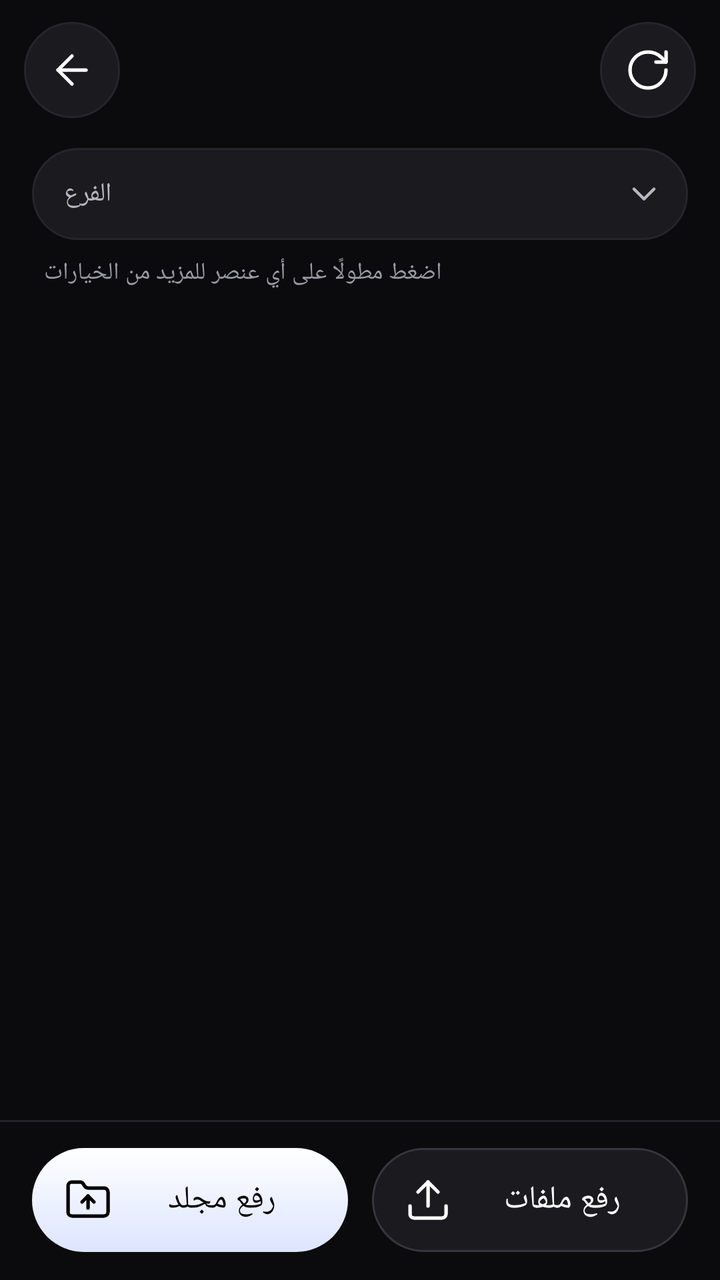
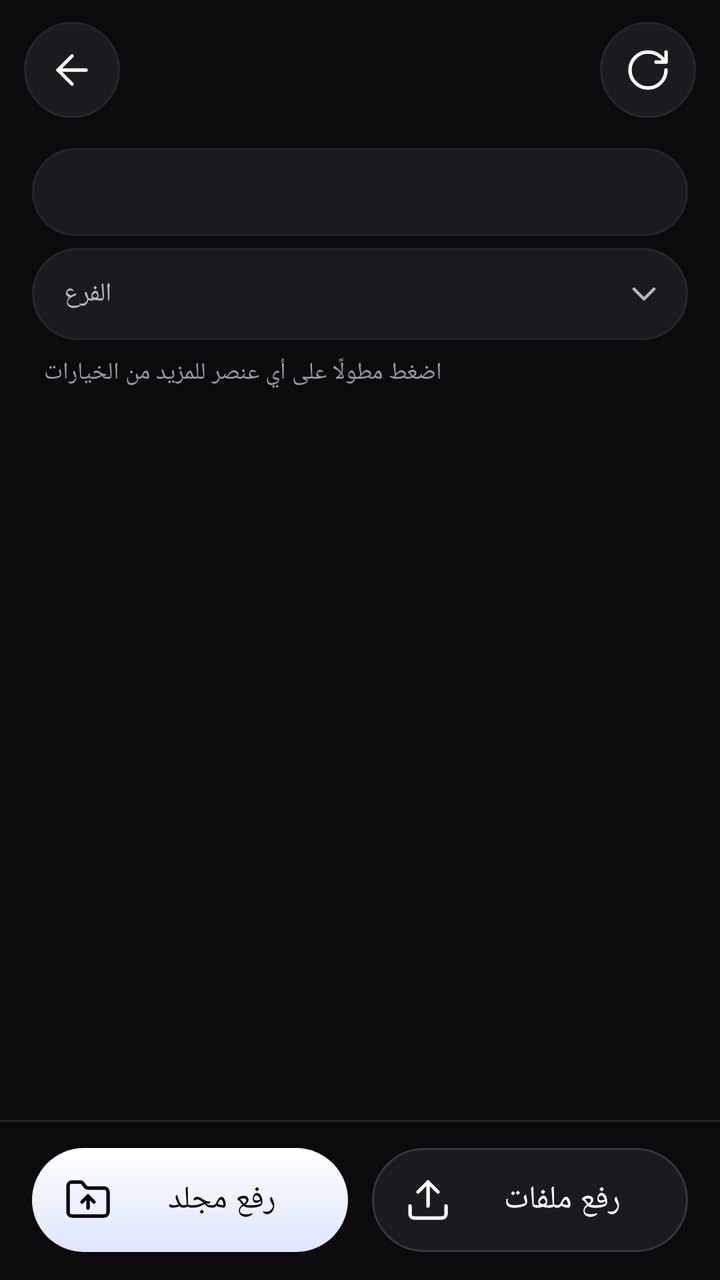

Two renders of the same Android screen: before a commit and after it. Below are the layout's source before the change and the commit's diff.
<!-- AndroidManifest.xml: application theme AppTheme -->
<!-- res/layout/activity_browser.xml -->
<?xml version="1.0" encoding="utf-8"?>
<LinearLayout xmlns:android="http://schemas.android.com/apk/res/android"
    android:layout_width="match_parent"
    android:layout_height="match_parent"
    android:background="?attr/cBg"
    android:orientation="vertical">

    <include layout="@layout/view_header" />

    <LinearLayout
        android:id="@+id/branchBox"
        android:layout_width="match_parent"
        android:layout_height="wrap_content"
        android:layout_marginStart="16dp"
        android:layout_marginTop="6dp"
        android:layout_marginEnd="16dp"
        android:background="@drawable/bg_card_ripple"
        android:gravity="center_vertical"
        android:orientation="horizontal"
        android:paddingStart="16dp"
        android:paddingEnd="12dp">

        <TextView
            android:layout_width="wrap_content"
            android:layout_height="wrap_content"
            android:text="@string/branch_label"
            android:textColor="?attr/cTextSecondary"
            android:textSize="13sp" />

        <Spinner
            android:id="@+id/branchSpinner"
            android:layout_width="0dp"
            android:layout_height="46dp"
            android:layout_marginStart="8dp"
            android:layout_weight="1"
            android:background="@null"
            android:popupBackground="@drawable/bg_popup" />

        <ImageView
            android:layout_width="20dp"
            android:layout_height="20dp"
            android:importantForAccessibility="no"
            android:src="@drawable/ic_expand"
            android:tint="?attr/cTextSecondary" />
    </LinearLayout>

    
    <LinearLayout
        android:id="@+id/hintRow"
        android:layout_width="match_parent"
        android:layout_height="wrap_content"
        android:gravity="center_vertical"
        android:orientation="horizontal"
        android:paddingStart="22dp"
        android:paddingTop="8dp"
        android:paddingEnd="16dp"
        android:paddingBottom="4dp">

        <TextView
            android:id="@+id/hintText"
            android:layout_width="0dp"
            android:layout_height="wrap_content"
            android:layout_weight="1"
            android:text="@string/long_press_hint"
            android:textAlignment="viewStart"
            android:textColor="?attr/cTextHint"
            android:textSize="12sp" />
    </LinearLayout>

    <HorizontalScrollView
        android:id="@+id/toolsScroll"
        android:layout_width="match_parent"
        android:layout_height="wrap_content"
        android:clipToPadding="false"
        android:paddingStart="16dp"
        android:paddingTop="2dp"
        android:paddingEnd="16dp"
        android:paddingBottom="4dp"
        android:scrollbars="none">

        <LinearLayout
            android:id="@+id/toolsRow"
            android:layout_width="wrap_content"
            android:layout_height="wrap_content"
            android:orientation="horizontal" />
    </HorizontalScrollView>

    <EditText
        android:id="@+id/searchBox"
        android:layout_width="match_parent"
        android:layout_height="wrap_content"
        android:layout_marginStart="16dp"
        android:layout_marginTop="4dp"
        android:layout_marginEnd="16dp"
        android:layout_marginBottom="4dp"
        android:background="@drawable/bg_input"
        android:drawableStart="@drawable/ic_search"
        android:drawablePadding="12dp"
        android:drawableTint="?attr/cTextHint"
        android:hint="@string/bs_search_hint"
        android:importantForAutofill="no"
        android:inputType="text"
        android:maxLines="1"
        android:paddingStart="18dp"
        android:paddingTop="12dp"
        android:paddingEnd="18dp"
        android:paddingBottom="12dp"
        android:textColor="?attr/cTextPrimary"
        android:textColorHint="?attr/cTextHint"
        android:textSize="15sp"
        android:visibility="gone" />

    
    <LinearLayout
        android:id="@+id/selBar"
        android:layout_width="match_parent"
        android:layout_height="wrap_content"
        android:layout_marginStart="14dp"
        android:layout_marginTop="8dp"
        android:layout_marginEnd="14dp"
        android:background="@drawable/bg_selbar"
        android:gravity="center_vertical"
        android:orientation="horizontal"
        android:paddingStart="6dp"
        android:paddingTop="4dp"
        android:paddingEnd="12dp"
        android:paddingBottom="4dp"
        android:visibility="gone">

        <ImageButton
            android:id="@+id/selClose"
            style="@style/IconButton"
            android:layout_width="40dp"
            android:layout_height="40dp"
            android:contentDescription="@string/sel_close"
            android:src="@drawable/ic_cancel" />

        <TextView
            android:id="@+id/selCount"
            android:layout_width="0dp"
            android:layout_height="wrap_content"
            android:layout_marginStart="8dp"
            android:layout_weight="1"
            android:singleLine="true"
            android:textAlignment="viewStart"
            android:textColor="?attr/cTextPrimary"
            android:textSize="15sp"
            android:textStyle="bold" />

        <TextView
            android:id="@+id/selAll"
            android:layout_width="wrap_content"
            android:layout_height="wrap_content"
            android:background="@drawable/bg_pill_neutral"
            android:paddingStart="14dp"
            android:paddingTop="8dp"
            android:paddingEnd="14dp"
            android:paddingBottom="8dp"
            android:singleLine="true"
            android:text="@string/select_all"
            android:textColor="?attr/cAccentText"
            android:textSize="13sp"
            android:textStyle="bold" />
    </LinearLayout>

    <FrameLayout
        android:layout_width="match_parent"
        android:layout_height="0dp"
        android:layout_weight="1">

        <ListView
            android:id="@+id/list"
            android:layout_width="match_parent"
            android:layout_height="match_parent"
            android:clipToPadding="false"
            android:divider="@null"
            android:dividerHeight="0dp"
            android:listSelector="@android:color/transparent"
            android:paddingTop="4dp"
            android:paddingBottom="16dp"
            android:scrollbars="none" />

        <GridView
            android:id="@+id/grid"
            android:layout_width="match_parent"
            android:layout_height="match_parent"
            android:clipToPadding="false"
            android:columnWidth="104dp"
            android:horizontalSpacing="2dp"
            android:listSelector="@android:color/transparent"
            android:numColumns="auto_fit"
            android:paddingStart="10dp"
            android:paddingTop="4dp"
            android:paddingEnd="10dp"
            android:paddingBottom="16dp"
            android:scrollbars="none"
            android:stretchMode="columnWidth"
            android:verticalSpacing="2dp"
            android:visibility="gone" />

        <TextView
            android:id="@+id/empty"
            android:layout_width="match_parent"
            android:layout_height="wrap_content"
            android:layout_gravity="center"
            android:gravity="center"
            android:padding="32dp"
            android:text="@string/empty_folder"
            android:textColor="?attr/cTextHint"
            android:textSize="15sp"
            android:visibility="gone" />
    </FrameLayout>

    <LinearLayout
        android:id="@+id/uploadBar"
        android:layout_width="match_parent"
        android:layout_height="wrap_content"
        android:background="@drawable/bg_bottom_bar"
        android:orientation="horizontal"
        android:paddingStart="16dp"
        android:paddingTop="14dp"
        android:paddingEnd="16dp"
        android:paddingBottom="14dp">

        <Button
            android:id="@+id/btnFolder"
            style="@style/BtnPrimary"
            android:layout_width="0dp"
            android:layout_height="wrap_content"
            android:layout_marginEnd="6dp"
            android:layout_weight="1"
            android:drawableStart="@drawable/ic_folder_up"
            android:drawablePadding="8dp"
            android:drawableTint="?attr/cOnAccent"
            android:paddingStart="16dp"
            android:paddingEnd="16dp"
            android:text="@string/upload_folder" />

        <Button
            android:id="@+id/btnFiles"
            style="@style/BtnSecondary"
            android:layout_width="0dp"
            android:layout_height="wrap_content"
            android:layout_marginStart="6dp"
            android:layout_weight="1"
            android:drawableStart="@drawable/ic_upload"
            android:drawablePadding="8dp"
            android:drawableTint="?attr/cTextPrimary"
            android:paddingStart="16dp"
            android:paddingEnd="16dp"
            android:text="@string/upload_files" />
    </LinearLayout>
    
    <LinearLayout
        android:id="@+id/deleteBar"
        android:layout_width="match_parent"
        android:layout_height="wrap_content"
        android:background="@drawable/bg_bottom_bar"
        android:orientation="horizontal"
        android:paddingStart="16dp"
        android:paddingTop="14dp"
        android:paddingEnd="16dp"
        android:paddingBottom="14dp"
        android:visibility="gone">

        <Button
            android:id="@+id/btnDownloadSel"
            style="@style/BtnPrimary"
            android:layout_width="0dp"
            android:layout_height="wrap_content"
            android:layout_marginEnd="10dp"
            android:layout_weight="1"
            android:drawableStart="@drawable/ic_download"
            android:drawablePadding="8dp"
            android:drawableTint="?attr/cOnAccent"
            android:paddingStart="16dp"
            android:paddingEnd="16dp"
            android:textColor="?attr/cOnAccent" />

        <Button
            android:id="@+id/btnDeleteSel"
            style="@style/BtnPrimary"
            android:layout_width="0dp"
            android:layout_height="wrap_content"
            android:layout_weight="1"
            android:background="@drawable/btn_danger"
            android:drawableStart="@drawable/ic_delete"
            android:drawablePadding="8dp"
            android:drawableTint="?attr/cOnAccent"
            android:paddingStart="16dp"
            android:paddingEnd="16dp"
            android:textColor="?attr/cOnAccent" />
    </LinearLayout>
</LinearLayout>
<!-- res/layout/view_header.xml (included above) -->
<?xml version="1.0" encoding="utf-8"?>
<LinearLayout xmlns:android="http://schemas.android.com/apk/res/android"
    xmlns:app="http://schemas.android.com/apk/res-auto"
    android:layout_width="match_parent"
    android:layout_height="wrap_content"
    android:background="@drawable/bg_header"
    android:gravity="center_vertical"
    android:minHeight="68dp"
    android:orientation="horizontal"
    android:paddingStart="12dp"
    android:paddingTop="10dp"
    android:paddingEnd="12dp"
    android:paddingBottom="8dp">

    <ImageButton
        android:id="@+id/btnBack"
        style="@style/IconButton"
        android:contentDescription="@string/back"
        android:src="@drawable/ic_back" />

    <LinearLayout
        android:layout_width="0dp"
        android:layout_height="wrap_content"
        android:layout_weight="1"
        android:gravity="center_horizontal"
        android:orientation="vertical"
        android:paddingStart="8dp"
        android:paddingEnd="8dp">

        <TextView
            android:id="@+id/title"
            android:layout_width="match_parent"
            android:layout_height="wrap_content"
            android:ellipsize="end"
            android:fontFamily="serif"
            android:gravity="center"
            android:maxLines="1"
            android:textColor="?attr/cTextPrimary"
            android:textSize="20sp"
            app:autoSizeMaxTextSize="20sp"
            app:autoSizeMinTextSize="14sp"
            app:autoSizeStepGranularity="1sp"
            app:autoSizeTextType="uniform" />

        <TextView
            android:id="@+id/subtitle"
            android:layout_width="match_parent"
            android:layout_height="wrap_content"
            android:layout_marginTop="1dp"
            android:ellipsize="middle"
            android:gravity="center"
            android:singleLine="true"
            android:textColor="?attr/cTextSecondary"
            android:textSize="12sp" />
    </LinearLayout>

    <ImageButton
        android:id="@+id/btnA1"
        style="@style/IconButton"
        android:layout_marginEnd="6dp"
        android:visibility="gone" />

    <ImageButton
        android:id="@+id/btnA2"
        style="@style/IconButton"
        android:layout_marginEnd="6dp"
        android:visibility="gone" />

    <ImageButton
        android:id="@+id/btnA3"
        style="@style/IconButton"
        android:layout_marginEnd="6dp"
        android:visibility="gone" />

    <FrameLayout
        android:layout_width="wrap_content"
        android:layout_height="wrap_content">

        <ImageButton
            android:id="@+id/btnRefresh"
            style="@style/IconButton"
            android:contentDescription="@string/refresh"
            android:src="@drawable/ic_refresh" />

        
        <com.ghmanager.app.IosSpinner
            android:id="@+id/loading"
            android:layout_width="48dp"
            android:layout_height="48dp"
            android:visibility="invisible" />
    </FrameLayout>
</LinearLayout>
<!-- resources referenced by this layout -->
<resources>
  <!-- drawable bg_header (drawable) -->
  <?xml version="1.0" encoding="utf-8"?>
  <shape xmlns:android="http://schemas.android.com/apk/res/android" android:shape="rectangle">
      <solid android:color="?attr/cBg" />
  </shape>
  <!-- drawable bg_pill_neutral (drawable) -->
  <?xml version="1.0" encoding="utf-8"?>
  <shape xmlns:android="http://schemas.android.com/apk/res/android" android:shape="rectangle">
      <solid android:color="?attr/cNeutralSoft" />
      <corners android:radius="@dimen/radius_pill" />
  </shape>
  <!-- drawable bg_popup (drawable) -->
  <?xml version="1.0" encoding="utf-8"?>
  <shape xmlns:android="http://schemas.android.com/apk/res/android" android:shape="rectangle">
      <solid android:color="?attr/cSurface" />
      <stroke android:width="1dp" android:color="?attr/cStroke" />
      <corners android:radius="@dimen/radius_m" />
  </shape>
  <!-- drawable bg_selbar (drawable) -->
  <?xml version="1.0" encoding="utf-8"?>
  <shape xmlns:android="http://schemas.android.com/apk/res/android" android:shape="rectangle">
      <solid android:color="?attr/cAccentSoft" />
      <stroke android:width="1dp" android:color="?attr/cAccent" />
      <corners android:radius="@dimen/radius_m" />
  </shape>
  <!-- drawable btn_danger (drawable) -->
  <?xml version="1.0" encoding="utf-8"?>
  <ripple xmlns:android="http://schemas.android.com/apk/res/android" android:color="?attr/cRippleOnAccent">
      <item>
          <shape android:shape="rectangle">
              <solid android:color="?attr/cBad" />
              <corners android:radius="@dimen/radius_pill" />
          </shape>
      </item>
  </ripple>
  <string name="back">رجوع</string>
  <string name="branch_label">الفرع</string>
  <string name="bs_search_hint">ابحث بالاسم في هذا المجلد وما تحته</string>
  <string name="empty_folder">المجلد فارغ</string>
  <string name="long_press_hint">اضغط مطولًا على أي عنصر للمزيد من الخيارات</string>
  <string name="refresh">تحديث</string>
  <string name="sel_close">إلغاء التحديد</string>
  <string name="select_all">تحديد الكل</string>
  <string name="upload_files">رفع ملفات</string>
  <string name="upload_folder">رفع مجلد</string>
  <style name="IconButton">
          <item name="android:layout_width">48dp</item>
          <item name="android:layout_height">48dp</item>
          <item name="android:background">@drawable/bg_icon_btn</item>
          <item name="android:tint">?attr/cTextPrimary</item>
          <item name="android:scaleType">center</item>
      </style>
  <!-- drawable bg_card (drawable) -->
  <?xml version="1.0" encoding="utf-8"?>
  <shape xmlns:android="http://schemas.android.com/apk/res/android" android:shape="rectangle">
      <solid android:color="?attr/cSurface" />
      <stroke android:width="1dp" android:color="?attr/cStrokeSoft" />
      <corners android:radius="@dimen/radius_l" />
  </shape>
  <dimen name="radius_l">28dp</dimen>
  <dimen name="radius_m">22dp</dimen>
  <dimen name="radius_pill">100dp</dimen>
  <color name="bg">#0B0B0D</color>
  <color name="surface">#1B1B1F</color>
  <color name="surface_high">#26262B</color>
  <color name="field">#141417</color>
  <color name="stroke">#36363D</color>
  <color name="stroke_soft">#25252A</color>
  <color name="text_primary">#FFFFFF</color>
  <color name="text_secondary">#B7B7C2</color>
  <color name="text_hint">#9A9AA6</color>
  <color name="accent">#4C7DFF</color>
  <color name="accent_text">#9DB5FF</color>
  <color name="accent_soft">#16224A</color>
  <color name="neutral_soft">#2A2A30</color>
  <color name="on_accent">#000000</color>
  <color name="ripple">#26FFFFFF</color>
  <color name="ripple_on_accent">#22000000</color>
  <color name="ok">#4ADE80</color>
  <color name="bad">#FF6B6B</color>
  <color name="warn">#F5B94A</color>
  <color name="info">#6AA6FF</color>
  <style name="DialogAnim" parent="@android:style/Animation.Dialog">
          <item name="android:windowEnterAnimation">@anim/dlg_in</item>
          <item name="android:windowExitAnimation">@anim/dlg_out</item>
      </style>
  <!-- unchanged entries left out for length: 21 -->
</resources>

<!-- the commit's change to res/layout/activity_browser.xml (unified diff, before → after) -->
@@ -6,6 +6,32 @@
     android:orientation="vertical">
 
     <include layout="@layout/view_header" />
+
+    <HorizontalScrollView
+        android:id="@+id/crumbScroll"
+        android:layout_width="match_parent"
+        android:layout_height="wrap_content"
+        android:layout_marginStart="16dp"
+        android:layout_marginTop="6dp"
+        android:layout_marginEnd="16dp"
+        android:background="@drawable/bg_card"
+        android:layoutDirection="ltr"
+        android:overScrollMode="never"
+        android:scrollbars="none">
+
+        <TextView
+            android:id="@+id/crumbBar"
+            android:layout_width="wrap_content"
+            android:layout_height="wrap_content"
+            android:gravity="center_vertical"
+            android:minHeight="44dp"
+            android:paddingStart="14dp"
+            android:paddingEnd="14dp"
+            android:singleLine="true"
+            android:textColor="?attr/cTextSecondary"
+            android:textDirection="ltr"
+            android:textSize="14sp" />
+    </HorizontalScrollView>
 
     <LinearLayout
         android:id="@+id/branchBox"
